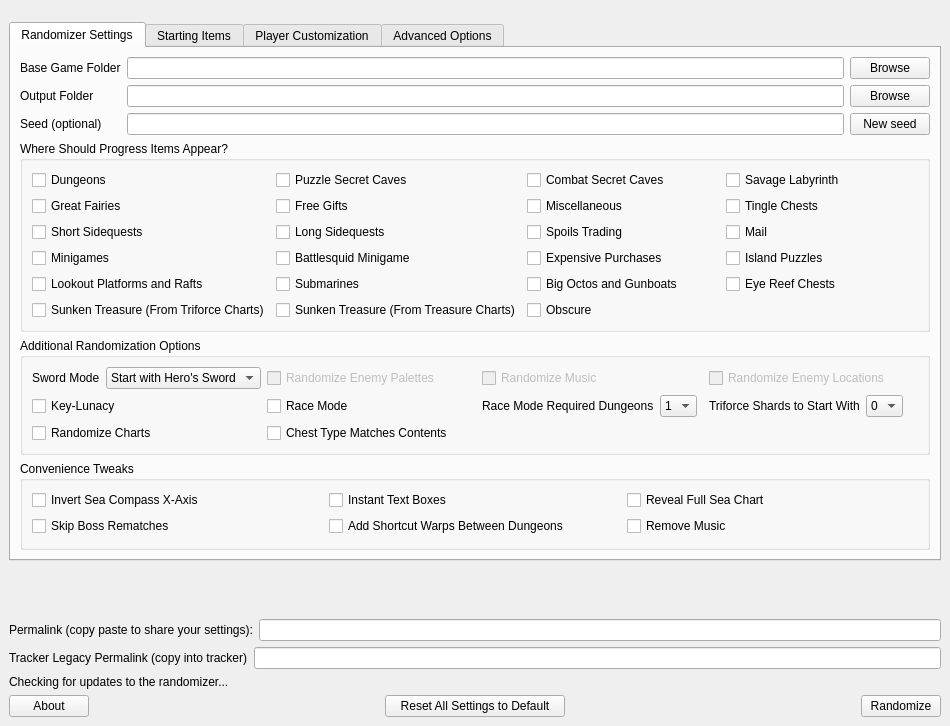
Above: gui/mainwindow.ui from SuperDude88/TWWHD-Randomizer before the change. Below: the same form after it.
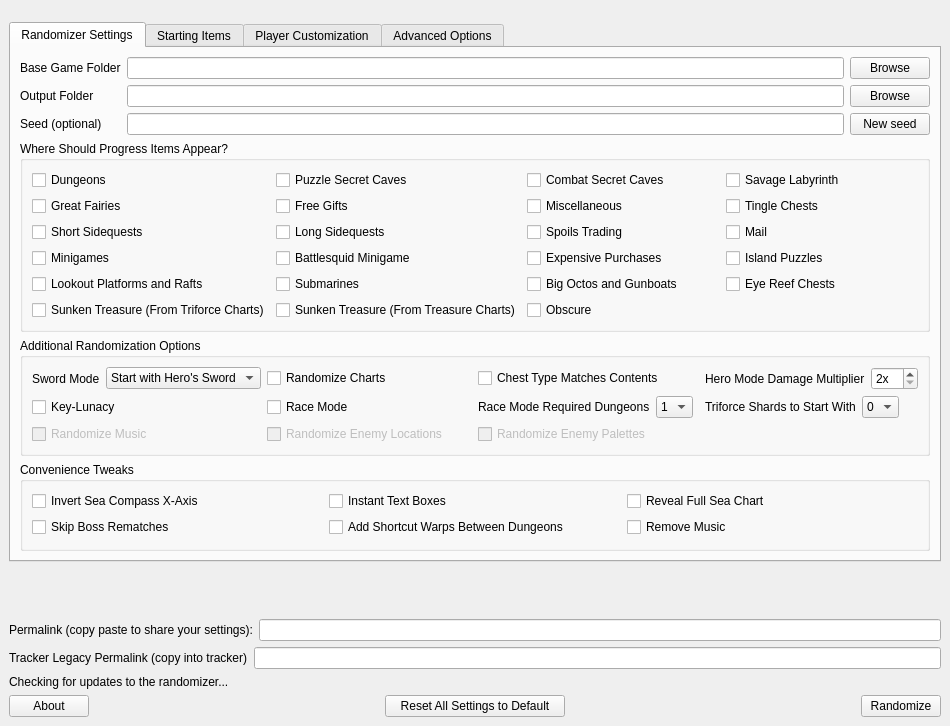
That is the form after the change. The open tabs and pages were chosen to show the change.

Commit message: Add spinbox for damage multiplier on the gui

Patch:
```diff
--- a/gui/mainwindow.ui
+++ b/gui/mainwindow.ui
@@ -29,7 +29,7 @@
          <x>0</x>
          <y>0</y>
          <width>918</width>
-         <height>581</height>
+         <height>582</height>
         </rect>
        </property>
        <layout class="QVBoxLayout" name="verticalLayout_4">
@@ -315,6 +315,12 @@
             </item>
             <item>
              <widget class="QGroupBox" name="groupBox_3">
+              <property name="sizePolicy">
+               <sizepolicy hsizetype="Minimum" vsizetype="Preferred">
+                <horstretch>0</horstretch>
+                <verstretch>0</verstretch>
+               </sizepolicy>
+              </property>
               <property name="title">
                <string>Additional Randomization Options</string>
               </property>
@@ -501,50 +507,83 @@
                  </item>
                 </layout>
                </item>
-               <item row="0" column="3">
-                <widget class="QCheckBox" name="randomize_enemies">
-                 <property name="enabled">
-                  <bool>false</bool>
-                 </property>
-                 <property name="text">
-                  <string>Randomize Enemy Locations</string>
-                 </property>
-                </widget>
-               </item>
-               <item row="0" column="2">
-                <widget class="QCheckBox" name="randomize_music">
-                 <property name="enabled">
-                  <bool>false</bool>
-                 </property>
-                 <property name="text">
-                  <string>Randomize Music</string>
-                 </property>
-                </widget>
-               </item>
                <item row="0" column="1">
-                <widget class="QCheckBox" name="randomize_enemy_palettes">
-                 <property name="enabled">
-                  <bool>false</bool>
-                 </property>
-                 <property name="text">
-                  <string>Randomize Enemy Palettes</string>
-                 </property>
-                </widget>
-               </item>
-               <item row="2" column="0">
                 <widget class="QCheckBox" name="randomize_charts">
                  <property name="text">
                   <string>Randomize Charts</string>
                  </property>
                 </widget>
                </item>
-               <item row="2" column="1">
+               <item row="2" column="0">
+                <widget class="QCheckBox" name="randomize_music">
+                 <property name="enabled">
+                  <bool>false</bool>
+                 </property>
+                 <property name="text">
+                  <string>Randomize Music</string>
+                 </property>
+                </widget>
+               </item>
+               <item row="0" column="2">
                 <widget class="QCheckBox" name="chest_type_matches_contents">
                  <property name="text">
                   <string>Chest Type Matches Contents</string>
                  </property>
                 </widget>
                </item>
+               <item row="2" column="1">
+                <widget class="QCheckBox" name="randomize_enemies">
+                 <property name="enabled">
+                  <bool>false</bool>
+                 </property>
+                 <property name="text">
+                  <string>Randomize Enemy Locations</string>
+                 </property>
+                </widget>
+               </item>
+               <item row="0" column="3">
+                <layout class="QHBoxLayout" name="horizontalLayout_18">
+                 <item>
+                  <widget class="QLabel" name="label_for_damage_multiplier">
+                   <property name="text">
+                    <string>Hero Mode Damage Multiplier</string>
+                   </property>
+                  </widget>
+                 </item>
+                 <item>
+                  <widget class="QSpinBox" name="damage_multiplier">
+                   <property name="sizePolicy">
+                    <sizepolicy hsizetype="Minimum" vsizetype="Fixed">
+                     <horstretch>0</horstretch>
+                     <verstretch>0</verstretch>
+                    </sizepolicy>
+                   </property>
+                   <property name="buttonSymbols">
+                    <enum>QAbstractSpinBox::UpDownArrows</enum>
+                   </property>
+                   <property name="suffix">
+                    <string>x</string>
+                   </property>
+                   <property name="minimum">
+                    <number>2</number>
+                   </property>
+                   <property name="maximum">
+                    <number>80</number>
+                   </property>
+                  </widget>
+                 </item>
+                </layout>
+               </item>
+               <item row="2" column="2">
+                <widget class="QCheckBox" name="randomize_enemy_palettes">
+                 <property name="enabled">
+                  <bool>false</bool>
+                 </property>
+                 <property name="text">
+                  <string>Randomize Enemy Palettes</string>
+                 </property>
+                </widget>
+               </item>
               </layout>
              </widget>
             </item>
```
Left out of the diff: 32 changed lines with no effect on the pictures. The commit also changes 3 other files.
